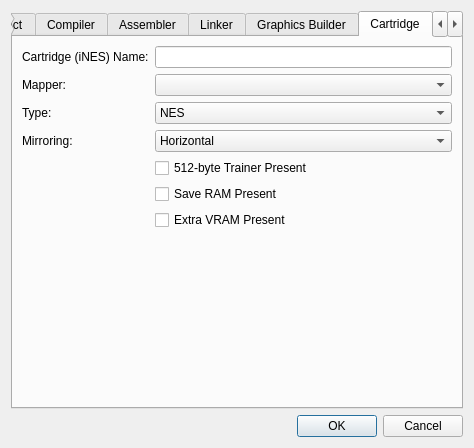
christopherpow/nesicide, file designers/project_properties/projectpropertiesdialog.ui: the form before one commit.
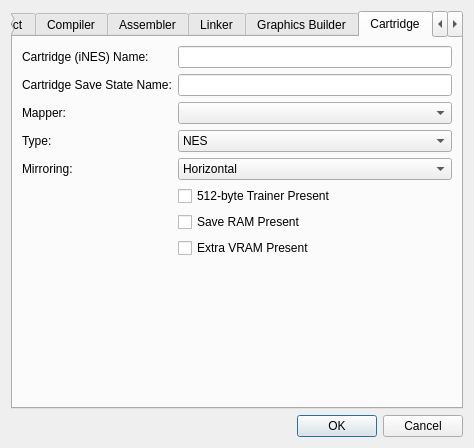
The form after the commit. The open tabs and pages were chosen to show the change. Icons and pictures are not drawn.

Commit message: Beginnings of state save functionality.

The edit to the form file:
```diff
--- a/designers/project_properties/projectpropertiesdialog.ui
+++ b/designers/project_properties/projectpropertiesdialog.ui
@@ -352,28 +352,28 @@
        <string>Cartridge</string>
       </attribute>
       <layout class="QFormLayout" name="formLayout">
-       <item row="1" column="0">
+       <item row="2" column="0">
         <widget class="QLabel" name="label_9">
          <property name="text">
           <string>Mapper:</string>
          </property>
         </widget>
        </item>
-       <item row="1" column="1">
+       <item row="2" column="1">
         <widget class="QComboBox" name="mapperComboBox">
          <property name="maxVisibleItems">
           <number>20</number>
          </property>
         </widget>
        </item>
-       <item row="2" column="0">
+       <item row="3" column="0">
         <widget class="QLabel" name="label_8">
          <property name="text">
           <string>Type:</string>
          </property>
         </widget>
        </item>
-       <item row="2" column="1">
+       <item row="3" column="1">
         <widget class="QComboBox" name="romTypeComboBox">
          <item>
           <property name="text">
@@ -392,14 +392,14 @@
          </item>
         </widget>
        </item>
-       <item row="3" column="0">
+       <item row="4" column="0">
         <widget class="QLabel" name="label_7">
          <property name="text">
           <string>Mirroring:</string>
          </property>
         </widget>
        </item>
-       <item row="3" column="1">
+       <item row="4" column="1">
         <widget class="QComboBox" name="mirroringComboBox">
          <item>
           <property name="text">
@@ -413,21 +413,21 @@
          </item>
         </widget>
        </item>
-       <item row="4" column="1">
+       <item row="5" column="1">
         <widget class="QCheckBox" name="trainerPresent">
          <property name="text">
           <string>512-byte Trainer Present</string>
          </property>
         </widget>
        </item>
-       <item row="5" column="1">
+       <item row="6" column="1">
         <widget class="QCheckBox" name="saveRAMPresent">
          <property name="text">
           <string>Save RAM Present</string>
          </property>
         </widget>
        </item>
-       <item row="6" column="1">
+       <item row="7" column="1">
         <widget class="QCheckBox" name="extraVRAMPresent">
          <property name="text">
           <string>Extra VRAM Present</string>
@@ -444,6 +444,16 @@
        <item row="0" column="1">
         <widget class="QLineEdit" name="cartridgeOutputName"/>
        </item>
+       <item row="1" column="0">
+        <widget class="QLabel" name="label_10">
+         <property name="text">
+          <string>Cartridge Save State Name:</string>
+         </property>
+        </widget>
+       </item>
+       <item row="1" column="1">
+        <widget class="QLineEdit" name="cartridgeSaveStateName"/>
+       </item>
       </layout>
      </widget>
      <widget class="QWidget" name="paletteTab">
```
Left out of the diff: 2 changed lines with no effect on the pictures. The commit also changes 10 other files.
